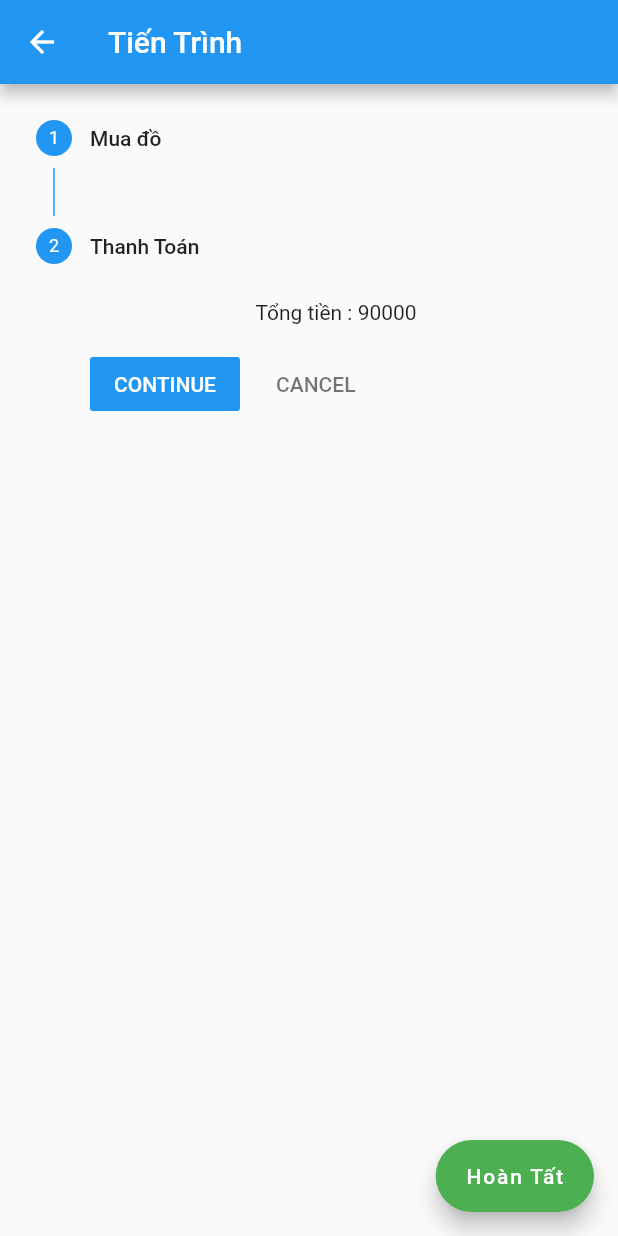
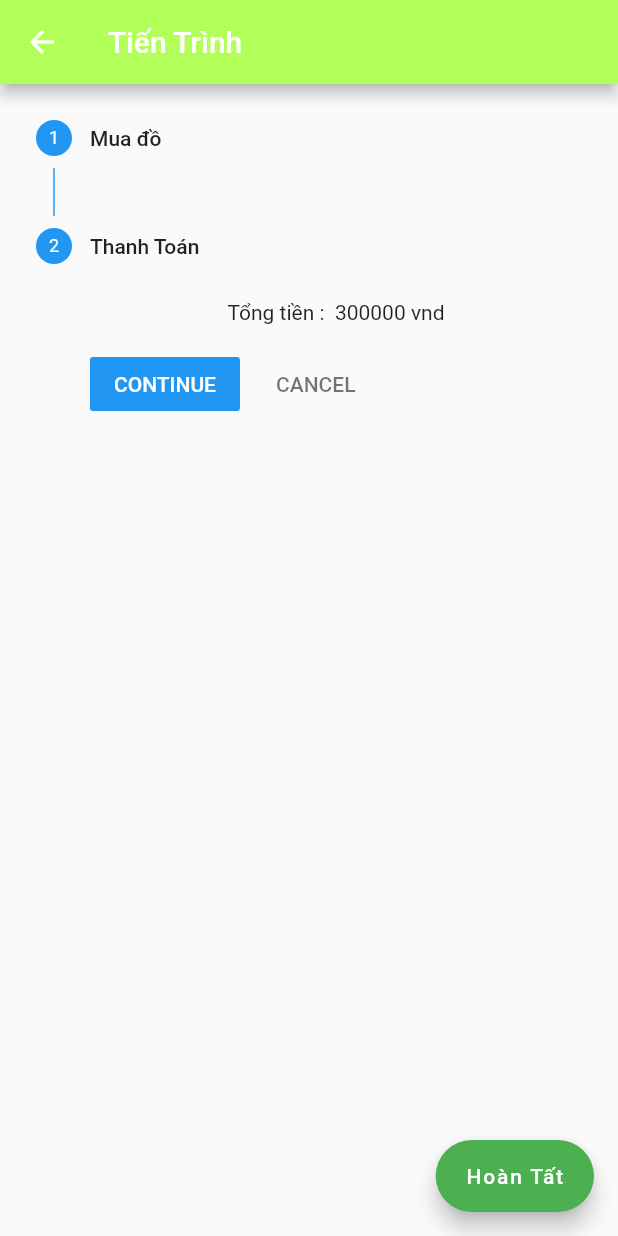
Before and after one commit to hieplh/GoToTheSupermarketHelpingYou_ShipperMobile, a Flutter app: the Steps screen opened directly with empty values, after a tap on "CONTINUE", on a phone screen of 412 x 824 dp. Run offline on Flutter 3.47's test engine with Material 2 defaults, Android fonts, the light colour scheme and no system bars; our stand-ins replace geolocator, google_maps_flutter; missing offline and left inert: flutter_polyline_points, geocoder, steps, sweetalert; network calls fail.

Commit message:
Fix load order detail in step

```diff
--- a/shipper_app_new/lib/components/Step.dart
+++ b/shipper_app_new/lib/components/Step.dart
@@ -3,6 +3,7 @@ import 'dart:convert';
 import 'package:flutter/material.dart';
 import 'package:shipper_app_new/components/Home.dart';
 import 'package:shipper_app_new/model/Orders.dart';
+import 'package:steps/steps.dart';
 
 class Steps extends StatefulWidget {
   final List<OrderDetail> item;
@@ -13,17 +14,9 @@ class Steps extends StatefulWidget {
 }
 
 class _StepsState extends State<Steps> {
-  static List<OrderDetail> tmp;
   @override
   void initState() {
     super.initState();
-
-    _test();
-  }
-
-  _test() {
-    tmp = widget.item;
-    print(tmp.length.toString());
   }
 
   int current_step = 0;
@@ -36,9 +29,10 @@ class _StepsState extends State<Steps> {
           child: new Column(
             mainAxisAlignment: MainAxisAlignment.center,
             children: <Widget>[
-              new Text("Ức Gà Ta"),
-              new Text("Ức Gà Ta Gò Công"),
-              new Text("Xà Lách"),
+              Text(""),
+              // new Text("Ức Gà Ta"),
+              // new Text("Ức Gà Ta Gò Công"),
+              // new Text("Xà Lách"),
             ],
           ),
         ),
@@ -80,14 +74,67 @@ class _StepsState extends State<Steps> {
 
   @override
   Widget build(BuildContext context) {
+    List<Step> my_steps = [
+      Step(
+          // Title of the Step
+          title: Text("Mua đồ"),
+          content: Center(
+            child: new Column(
+              mainAxisAlignment: MainAxisAlignment.center,
+              children: <Widget>[
+                _buildOrderReceive(),
+                // new Text("Ức Gà Ta"),
+                // new Text("Ức Gà Ta Gò Công"),
+                // new Text("Xà Lách"),
+              ],
+            ),
+          ),
+          // ListView.builder(
+          //   itemCount: tmp.length,
+          //   itemBuilder: (context, index) {
+          //     return ListTile(
+          //       leading: Icon(Icons.home),
+          //       title: Text(utf8.decode(latin1.encode(tmp[index].food),
+          //           allowMalformed: true)),
+          //       trailing: Text(utf8.decode(
+          //           latin1.encode(tmp[index].weight.toString()),
+          //           allowMalformed: true)),
+          //       subtitle: Text(utf8.decode(
+          //           latin1.encode(tmp[index].priceOriginal.toString()),
+          //           allowMalformed: true)),
+          //     );
+          //   },
+          // ),
+          isActive: true),
+      Step(
+          title: Text("Thanh Toán"),
+          content: Text("Tổng tiền : " + " 300000 vnd"),
+          state: StepState.indexed,
+          isActive: true),
+      // Step(
+      //     title: Text("Select the product"),
+      //     content: Text("Laptop"),
+      //     isActive: true),
+      // Step(
+      //     title: Text("Make the payment"),
+      //     content: Text("Enter transaction details..."),
+      //     isActive: true),
+      // Step(
+      //     title: Text("Exit the app!!!"),
+      //     content: Text("Purchase done successfully"),
+      //     isActive: true),
+    ];
     return Scaffold(
       // Appbar
       appBar: AppBar(
         // Title
         title: Text("Tiến Trình"),
+        backgroundColor: Colors.lightGreenAccent,
       ),
       // Body
       body: Container(
+        child: Theme(
+            data: ThemeData(canvasColor: Colors.lightGreenAccent),
             child: Stepper(
               currentStep: this.current_step,
               steps: my_steps,
@@ -119,6 +166,7 @@ class _StepsState extends State<Steps> {
                 print("onStepContinue : " + current_step.toString());
               },
             )),
+      ),
       floatingActionButton: FloatingActionButton.extended(
         onPressed: () {
           Navigator.push(
@@ -134,10 +182,12 @@ class _StepsState extends State<Steps> {
 
   Widget _buildOrderReceive() {
     return ListView.builder(
+      physics: NeverScrollableScrollPhysics(),
+      shrinkWrap: true,
       itemCount: widget.item.length,
       itemBuilder: (context, index) {
         return ListTile(
-          leading: Icon(Icons.home),
+          leading: Image.network(widget.item[index].image),
           title: Text(utf8.decode(latin1.encode(widget.item[index].food),
               allowMalformed: true)),
           trailing: Text(utf8.decode(
--- a/shipper_app_new/lib/main.dart
+++ b/shipper_app_new/lib/main.dart
@@ -10,6 +10,7 @@ class MyApp extends StatelessWidget {
   @override
   Widget build(BuildContext context) {
     return MaterialApp(
+        debugShowCheckedModeBanner: false,
         title: 'Shipper App',
         theme: ThemeData(
           visualDensity: VisualDensity.adaptivePlatformDensity,
```
Also changed, not shown: shipper_app_new/lib/components/Home.dart (+16 -7 lines), shipper_app_new/lib/components/OrderDetail.dart (+10 -6 lines), shipper_app_new/lib/components/RouteMap.dart (+5 -47 lines). Lines whose indentation alone changed are shown as unchanged.
